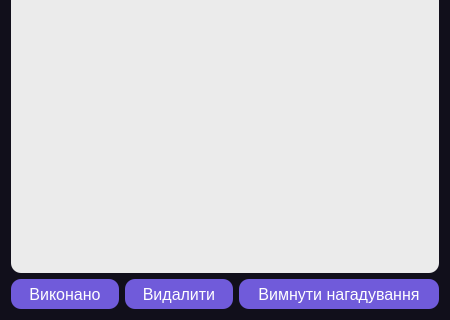
Old version of the form QTtask_Project/open_note.ui in the repository DonchykVitaliy/QT-task-manager; both pictures show x 0 to 450 and y 160 to 480 of the 450 by 480 pixel window.
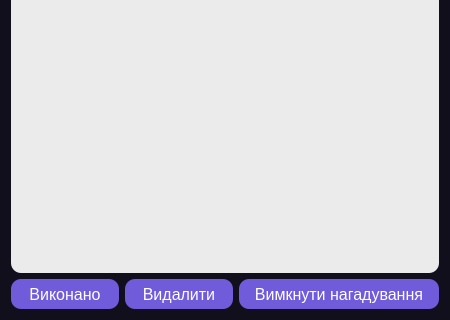
New version of the form.

What changed in the file:
```diff
--- a/QTtask_Project/open_note.ui
+++ b/QTtask_Project/open_note.ui
@@ -194,7 +194,7 @@
  }</string>
          </property>
          <property name="text">
-          <string>Вимнути нагадування</string>
+          <string>Вимкнути нагадування</string>
          </property>
         </widget>
        </item>
```
